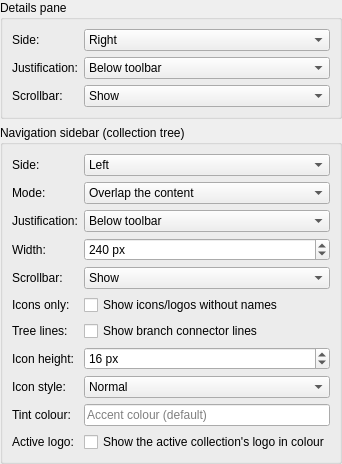
The window that src/ui/dialogs/settings/appearance/sidebarslayoutpanel.ui (EtherAura/Kartend) describes before a commit, drawn with Qt 5.
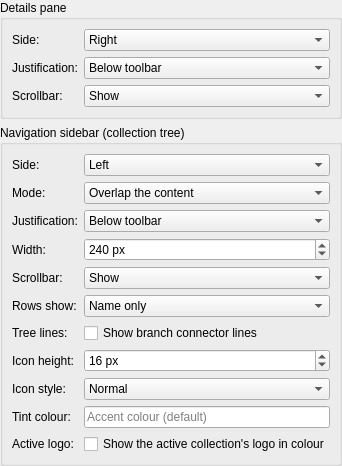
The same window after the commit.

Commit message: feat(tree): choose whether a row shows its name, its icon, or both

```diff
--- a/src/ui/dialogs/settings/appearance/sidebarslayoutpanel.ui
+++ b/src/ui/dialogs/settings/appearance/sidebarslayoutpanel.ui
@@ -68,11 +68,13 @@
       <item row="4" column="1">
        <widget class="QComboBox" name="treeScrollbarModeComboBox"><property name="toolTip"><string>Show: normal. Auto-hide: appears only when the pointer comes near the scrollbar edge. Hide: never drawn. The tree always scrolls with the wheel and the arrow keys — this only governs the indicator. Auto-hide needs slim overlay scrollbars (Settings -&gt; General); without them it behaves as Show.</string></property><item><property name="text"><string>Show</string></property></item><item><property name="text"><string>Auto-hide (show near the edge)</string></property></item><item><property name="text"><string>Hide</string></property></item></widget>
       </item>
-      <item row="5" column="0"><widget class="QLabel" name="treeIconsOnlyLabel"><property name="text"><string>Icons only:</string></property></widget></item>
+      <item row="5" column="0"><widget class="QLabel" name="treeIconDisplayLabel"><property name="text"><string>Rows show:</string></property></widget></item>
       <item row="5" column="1">
-       <widget class="QCheckBox" name="treeIconsOnlyCheckBox">
-        <property name="toolTip"><string>Show only the icon/logo on rows that have one — the name moves to the tooltip. Rows without an icon keep their name.</string></property>
-        <property name="text"><string>Show icons/logos without names</string></property>
+       <widget class="QComboBox" name="treeIconDisplayComboBox">
+        <property name="toolTip"><string>What a row shows when it has an icon or logo. Name only: the artwork is kept but not drawn. Icon and name: a small icon beside the name. Icon only: just the artwork, with the name in the tooltip. Rows without artwork always show their name.</string></property>
+        <item><property name="text"><string>Name only</string></property></item>
+        <item><property name="text"><string>Icon and name</string></property></item>
+        <item><property name="text"><string>Icon only (name in tooltip)</string></property></item>
        </widget>
       </item>
       <item row="6" column="0"><widget class="QLabel" name="treeShowLinesLabel"><property name="text"><string>Tree lines:</string></property></widget></item>
```
The commit also changes 12 other files.
